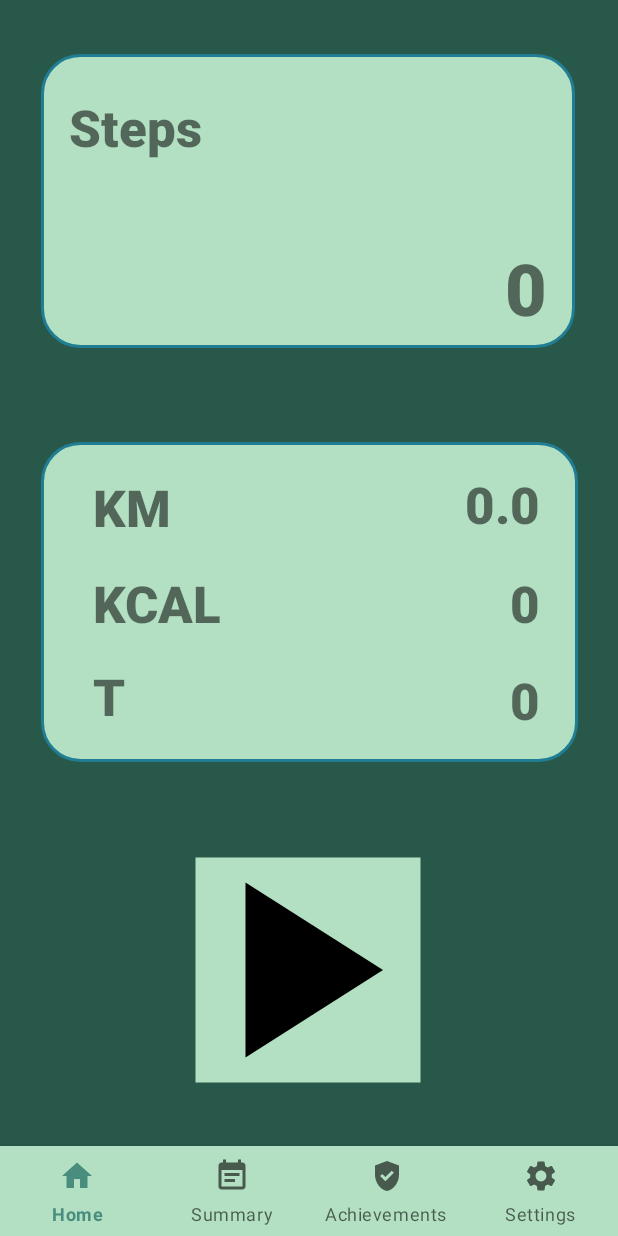
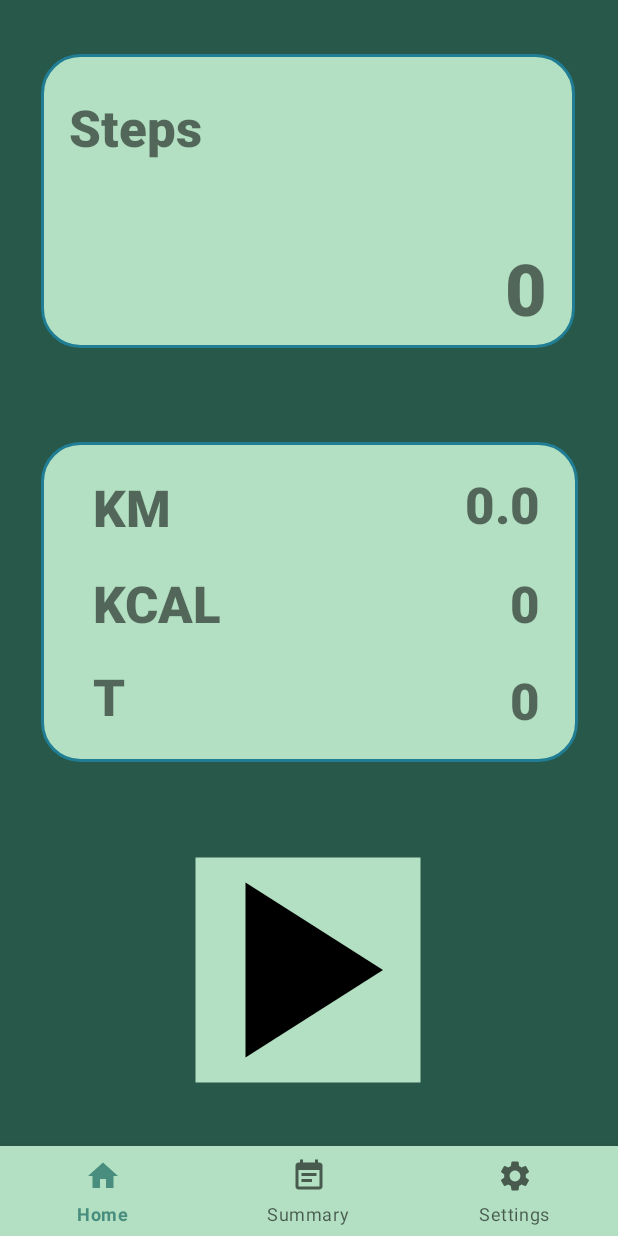
Before and after one commit to mariuszzarzycki99/Pedometer, an Android app: the screen it shows after launch (MainActivity), on a phone screen of 412 x 824 dp. Run offline under Robolectric (Android 15) with nearby library versions, the phone set to English and light mode, and no system bars; libraries missing offline, so code that uses them is left out: com.github.mikephil.charting.

Commit message:
Achievements hidden

```diff
--- a/app/src/main/res/menu/bottom_nav_menu.xml
+++ b/app/src/main/res/menu/bottom_nav_menu.xml
@@ -8,10 +8,10 @@
         android:id="@+id/summaryButton"
         android:title="Summary"
         android:icon="@drawable/baseline_event_note_24"/>
-    <item
-        android:id="@+id/achievementsButton"
-        android:title="Achievements"
-        android:icon="@drawable/baseline_gpp_good_24"/>
+<!--    <item-->
+<!--        android:id="@+id/achievementsButton"-->
+<!--        android:title="Achievements"-->
+<!--        android:icon="@drawable/baseline_gpp_good_24"/>-->
     <item
         android:id="@+id/settingsButton"
         android:title="Settings"
```
Also changed, not shown: app/src/main/java/pl/polsl/pedometer/MainActivity.java (+4 -4 lines).
